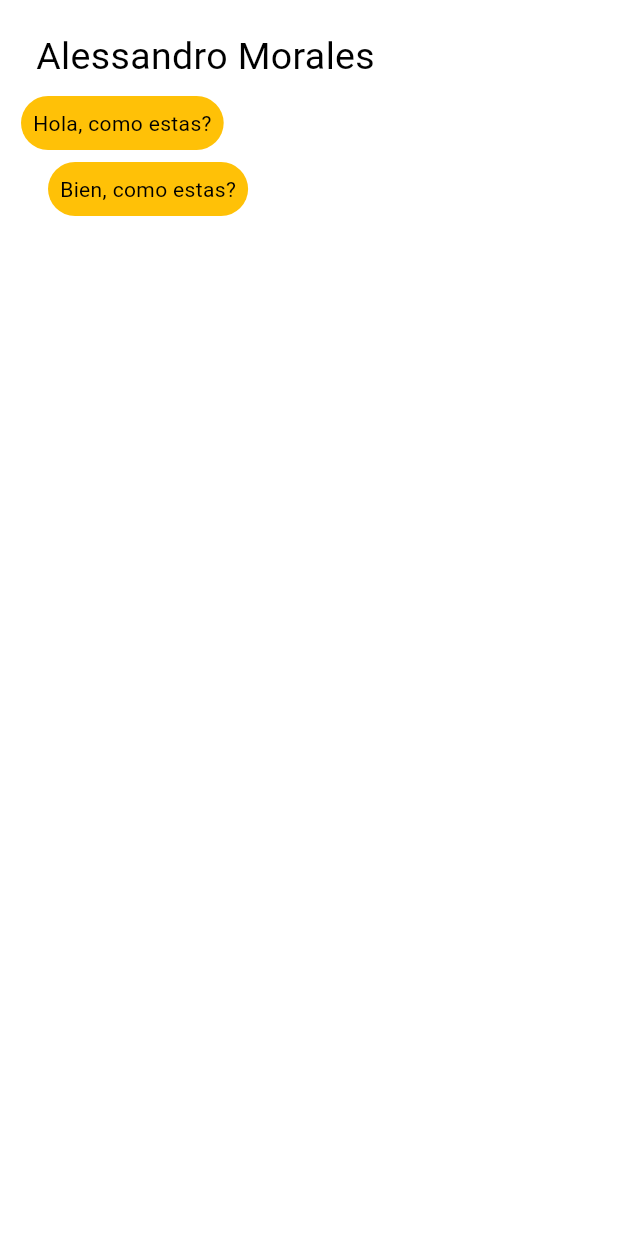
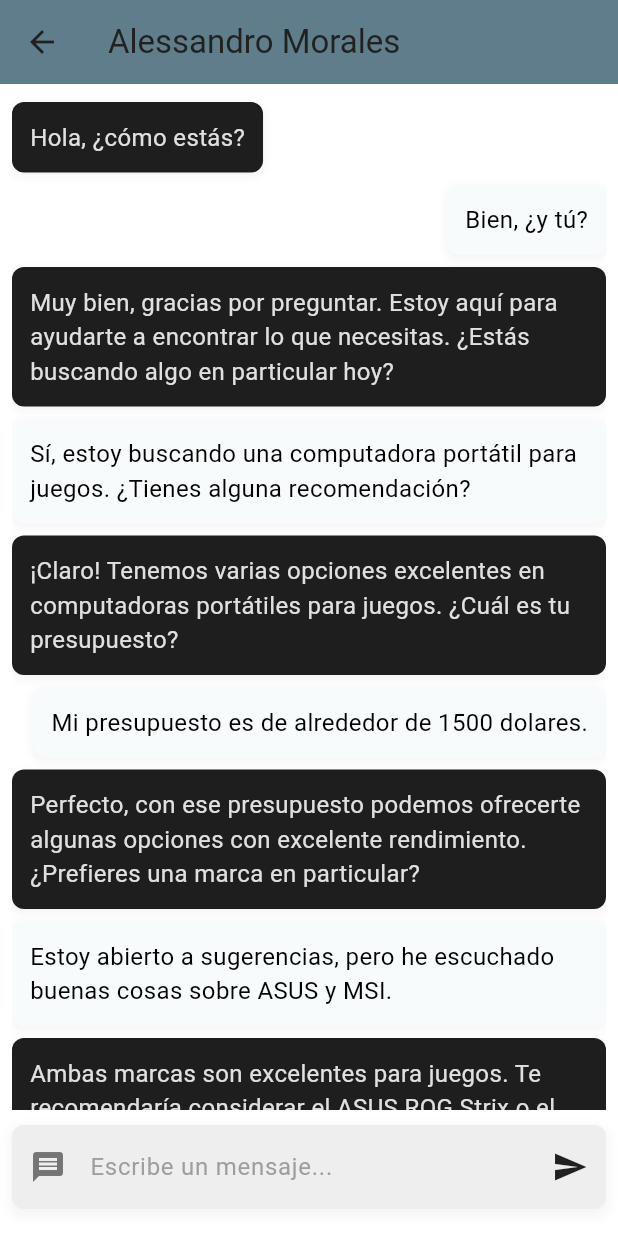
Before and after one commit to Danie0822/habbit_mobil_flutter, a Flutter app: the ChatScreen screen opened by its route, on a phone screen of 412 x 824 dp. Run offline on Flutter 3.47's test engine with Material 3 defaults, Android fonts, the phone set to English and light mode, and no system bars; our stand-ins replace animated_bottom_navigation_bar, flutter_animate, go_router.

Commit message:
Cambio de chat para hacer los componentes y de los mensajes

```diff
--- /dev/null
+++ b/lib/common/widgets/message_widget.dart
@@ -0,0 +1,47 @@
+import 'package:flutter/material.dart';
+import 'package:habbit_mobil_flutter/utils/theme/theme_utils.dart'; // Asegúrate de importar tu archivo de temas
+import 'package:habbit_mobil_flutter/utils/constants/colors.dart';
+
+class MessageWidget extends StatelessWidget {
+  final String message;
+  final bool isSentByMe;
+
+  const MessageWidget({
+    Key? key,
+    required this.message,
+    required this.isSentByMe,
+  }) : super(key: key);
+
+  @override
+  Widget build(BuildContext context) {
+    Color bgColor = isSentByMe ? contenedorMensajeLight : backgroundColor;
+    Color textColor = isSentByMe ? textColorNegro : lightTextColor;
+
+    return Align(
+      alignment: isSentByMe ? Alignment.centerRight : Alignment.centerLeft,
+      child: Container(
+        margin: const EdgeInsets.symmetric(vertical: 4.0),
+        padding: const EdgeInsets.all(12.0),
+        decoration: BoxDecoration(
+          color: bgColor,
+          borderRadius: BorderRadius.circular(8.0),
+          boxShadow: [
+            BoxShadow(
+              color: Colors.grey.withOpacity(0.1),
+              spreadRadius: 1,
+              blurRadius: 4,
+              offset: const Offset(0, 2),
+            ),
+          ],
+        ),
+        child: Text(
+          message,
+          style: TextStyle(
+            color: textColor,
+            fontSize: 16.0,
+          ),
+        ),
+      ),
+    );
+  }
+}
--- /dev/null
+++ b/lib/common/widgets/text_field_chat.dart
@@ -0,0 +1,75 @@
+import 'package:flutter/material.dart';
+
+class MyTextField extends StatelessWidget {
+  final String hint;
+  final bool isPassword;
+  final IconData icon;
+  final TextEditingController? controller;
+  final VoidCallback? onClearPressed;
+  final ValueChanged<String>? onChanged;
+  final Widget? suffixIcon; // Cambiado a Widget?
+
+  const MyTextField({
+    Key? key,
+    required this.hint,
+    required this.isPassword,
+    required this.icon,
+    this.controller,
+    this.onClearPressed,
+    this.onChanged,
+    this.suffixIcon, // Cambiado a Widget?
+  }) : super(key: key);
+
+  @override
+  Widget build(BuildContext context) {
+    Color fillColor = Theme.of(context).brightness == Brightness.light
+        ? Colors.grey[200]!
+        : Colors.grey[700]!;
+    Color iconColor = Theme.of(context).brightness == Brightness.light
+        ? Colors.grey[600]!
+        : Colors.grey[300]!;
+
+    return Container(
+      margin: const EdgeInsets.symmetric(vertical: 10),
+      decoration: BoxDecoration(
+        color: fillColor,
+        borderRadius: BorderRadius.circular(8.0),
+        boxShadow: [
+          BoxShadow(
+            color: Colors.grey.withOpacity(0.1),
+            spreadRadius: 2,
+            blurRadius: 5,
+            offset: const Offset(0, 3),
+          ),
+        ],
+      ),
+      child: TextFormField(
+        controller: controller,
+        obscureText: isPassword,
+        onChanged: onChanged,
+        decoration: InputDecoration(
+          contentPadding: const EdgeInsets.symmetric(vertical: 16, horizontal: 20),
+          border: OutlineInputBorder(
+            borderRadius: BorderRadius.circular(8.0),
+            borderSide: BorderSide.none,
+          ),
+          hintText: hint,
+          hintStyle: TextStyle(
+            color: Colors.grey[500]!,
+            fontSize: 16,
+          ),
+          prefixIcon: Container(
+            padding: const EdgeInsets.all(12),
+            child: Icon(icon, color: iconColor),
+          ),
+          suffixIcon: suffixIcon, // Usar directamente el widget pasado como suffixIcon
+          filled: true,
+          fillColor: fillColor,
+        ),
+        style: TextStyle(
+          color: Theme.of(context).textTheme.bodyText1?.color,
+        ),
+      ),
+    );
+  }
+}
--- a/lib/screens/chat_screen.dart
+++ b/lib/screens/chat_screen.dart
@@ -1,62 +1,65 @@
 import 'package:flutter/material.dart';
-import 'package:habbit_mobil_flutter/utils/constants/colors.dart';
-import 'package:habbit_mobil_flutter/utils/theme/theme_utils.dart';
+import 'package:habbit_mobil_flutter/common/widgets/message_widget.dart';
+import 'package:habbit_mobil_flutter/common/widgets/text_field_chat.dart';
 
 class ChatScreen extends StatelessWidget {
+  // Lista de mensajes
+  final List<Map<String, dynamic>> mensajes = [
+    {"mensaje": "Hola, ¿cómo estás?", "isSentByMe": false},
+    {"mensaje": "Bien, ¿y tú?", "isSentByMe": true},
+    {"mensaje": "Muy bien, gracias por preguntar. Estoy aquí para ayudarte a encontrar lo que necesitas. ¿Estás buscando algo en particular hoy?", "isSentByMe": false},
+    {"mensaje": "Sí, estoy buscando una computadora portátil para juegos. ¿Tienes alguna recomendación?", "isSentByMe": true},
+    {"mensaje": "¡Claro! Tenemos varias opciones excelentes en computadoras portátiles para juegos. ¿Cuál es tu presupuesto?", "isSentByMe": false},
+    {"mensaje": "Mi presupuesto es de alrededor de 1500 dolares.", "isSentByMe": true},
+    {"mensaje": "Perfecto, con ese presupuesto podemos ofrecerte algunas opciones con excelente rendimiento. ¿Prefieres una marca en particular?", "isSentByMe": false},
+    {"mensaje": "Estoy abierto a sugerencias, pero he escuchado buenas cosas sobre ASUS y MSI.", "isSentByMe": true},
+    {"mensaje": "Ambas marcas son excelentes para juegos. Te recomendaría considerar el ASUS ROG Strix o el MSI GE66 Raider. ¿Te gustaría conocer más detalles sobre alguno de ellos?", "isSentByMe": false},
+    {"mensaje": "Sí, por favor, dime más sobre el ASUS ROG Strix.", "isSentByMe": true},
+    {"mensaje": "El ASUS ROG Strix tiene una potente tarjeta gráfica NVIDIA RTX, un procesador rápido y una pantalla de alta frecuencia de actualización. Es perfecto para juegos exigentes.", "isSentByMe": false},
+    {"mensaje": "Suena genial. ¿Viene con garantía?", "isSentByMe": true}
+]
+;
+
   @override
   Widget build(BuildContext context) {
     return Scaffold(
+      appBar: AppBar(
+        title: const Text('Alessandro Morales'),
+        backgroundColor: Colors.blueGrey,
+        leading: IconButton(
+          icon: Icon(Icons.arrow_back),
+          onPressed: () {
+            Navigator.of(context).pop();
+          },
+        ),
+      ),
       body: Padding(
-        padding: const EdgeInsets.only(left: 14.0, right: 14.0),
-        child: SafeArea(
-          child: Column(
-            crossAxisAlignment: CrossAxisAlignment.start,
-            children: [
-              const SizedBox(height: 20,),
-              const Row(
-                children: [
-                  SizedBox(
-                    width: 10,
-                  ),
-                  Text(
-                    'Alessandro Morales',
-                    style: TextStyle(fontSize: 25, color: Colors.black),
-                  ),
-                ],
+        padding: const EdgeInsets.all(8.0),
+        child: Column(
+          children: [
+            Expanded(
+              child: ListView.builder(
+                itemCount: mensajes.length,
+                itemBuilder: (BuildContext context, int index) {
+                  return MessageWidget(
+                    message: mensajes[index]['mensaje'],
+                    isSentByMe: mensajes[index]['isSentByMe'],
+                  );
+                },
               ),
-              const SizedBox(height: 8,),
-              Container(
-                decoration: BoxDecoration(
-                  borderRadius: BorderRadius.circular(20),
-                  color: Colors.amber
-                ),
-                child: const Padding(
-                  padding: EdgeInsets.all(8.0),
-                  child: Text('Hola, como estas?',
-                  style: TextStyle(
-                    color: Colors.black
-                  ),),
-                ),
+            ),
+            MyTextField(
+              hint: 'Escribe un mensaje...',
+              isPassword: false,
+              icon: Icons.message,
+              suffixIcon: IconButton(
+                icon: Icon(Icons.send),
+                onPressed: () {
+                  // Aquí manejas el envío del mensaje
+                },
               ),
-              const SizedBox(height: 8,),
-              Padding(
-                padding: const EdgeInsets.only(left: 18.0),
-                child: Container(
-                  decoration: BoxDecoration(
-                    borderRadius: BorderRadius.circular(20),
-                    color: Colors.amber
-                  ),
-                  child: const Padding(
-                    padding: EdgeInsets.all(8.0),
-                    child: Text('Bien, como estas?',
-                    style: TextStyle(
-                      color: Colors.black
-                    ),),
-                  ),
-                ),
-              ),
-            ],
-          ),
+            ),
+          ],
         ),
       ),
     );
```
